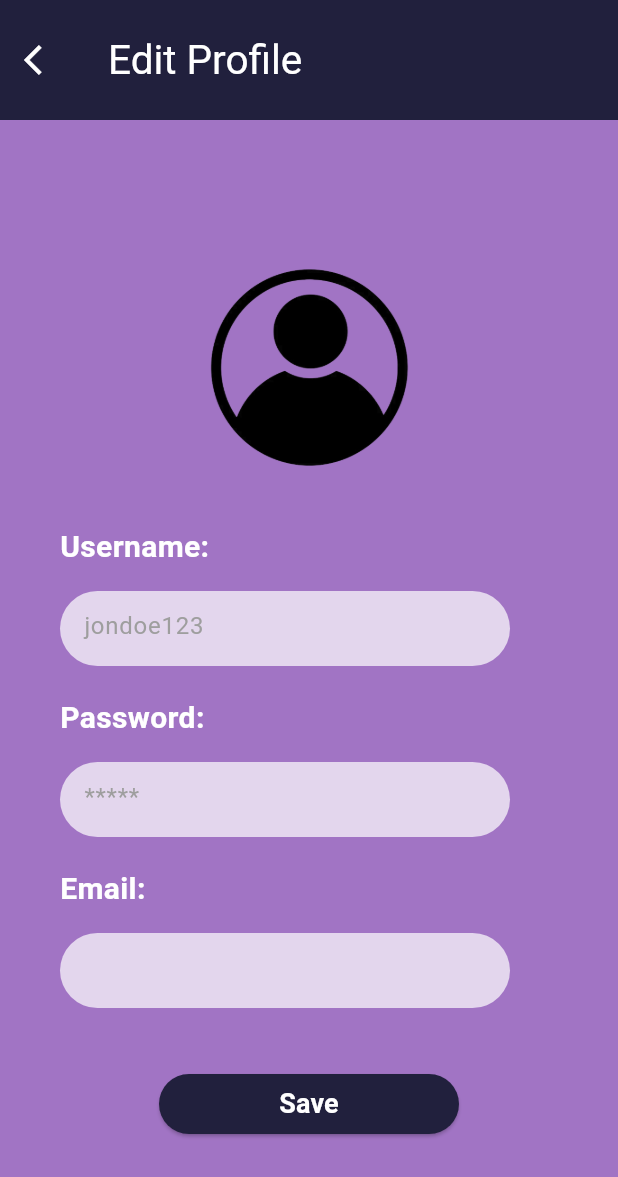
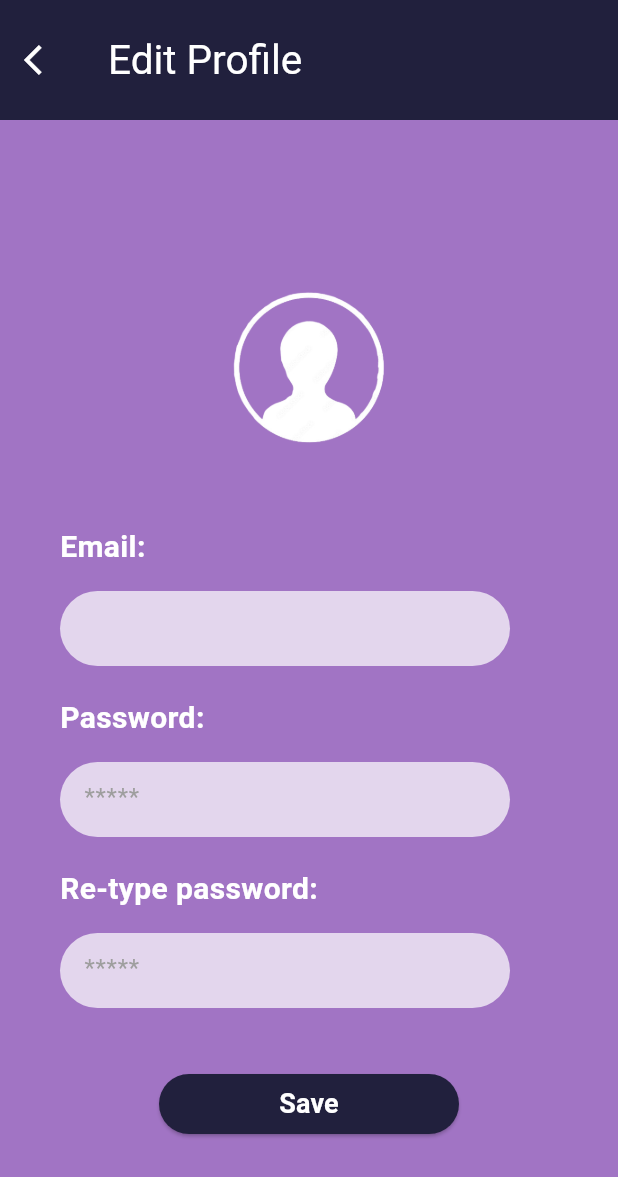
Before and after one commit to ceveline/ScribbleSpace, a Flutter app: the EditProfileScreen screen opened directly, on a phone screen of 412 x 824 dp. Shown: the top 1177 px of the screen. Run offline on Flutter 3.47's test engine with Material 3 defaults, Android fonts, the phone set to English and light mode, and no system bars; our stand-ins replace cloud_firestore, firebase_auth, firebase_core, firebase_storage, image_picker, multi_dropdown; accounts and stored records are empty.

Commit message:
Update
Summary:
- Changed the background of journal
- Changed the edit profile by removing the username fields, added a re-type password, and snackbars for confirmation or error

```diff
--- a/lib/create_journal.dart
+++ b/lib/create_journal.dart
@@ -23,7 +23,7 @@ String getDate() {
     return Scaffold(
         backgroundColor: ColorConstants.purple,
         appBar: AppBar(
-          title: Text('Create Journal',
+          title: Text('Create a Journal Entry',
             style: TextStyle(
               color: Colors.white,
               fontSize: 27,
--- a/lib/edit_profile.dart
+++ b/lib/edit_profile.dart
@@ -15,14 +15,13 @@ class _EditProfileScreenState extends State<EditProfileScreen> {
   late String password;
   final _auth = FirebaseAuth.instance;
   String _newEmail = '';
-  TextEditingController _usernameController = TextEditingController();
   TextEditingController _passwordController = TextEditingController();
+  TextEditingController _repasswordController = TextEditingController();
   TextEditingController _emailController = TextEditingController();
 
   @override
   void initState() {
     super.initState();
-    // Initialize user and email in initState()
     user = FirebaseAuth.instance.currentUser!;
     email = user.email ?? "";
   }
@@ -62,7 +61,7 @@ class _EditProfileScreenState extends State<EditProfileScreen> {
               height: 250,
               width: 250,
               child: Image.asset(
-                'assets/profile_picture.png',
+                'assets/white_icon.png',
               ),
             ),
           ),
@@ -74,11 +73,11 @@ class _EditProfileScreenState extends State<EditProfileScreen> {
                 SizedBox(
                   height: 250,
                 ),
-                //username
+                // Email
                 Container(
                   padding: EdgeInsets.fromLTRB(20, 10, 20, 5),
                   child: Text(
-                    "Username:",
+                    "Email:",
                     style: TextStyle(
                         fontSize: 20,
                         color: Colors.white,
@@ -90,19 +89,18 @@ class _EditProfileScreenState extends State<EditProfileScreen> {
                   width: 340,
                   height: 70,
                   child: TextField(
-                    controller: _usernameController,
+                    controller: _emailController,
                     decoration: InputDecoration(
                       enabledBorder: OutlineInputBorder(
                           borderRadius: BorderRadius.circular(25.0),
                           borderSide: BorderSide(color: Colors.transparent)),
                       filled: true,
                       hintStyle: TextStyle(color: Colors.grey),
-                      hintText: "jondoe123",
+                      hintText: "${email}",
                       fillColor: Colors.white70,
                     ),
                   ),
                 ),
-
                 // Password
                 Container(
                   padding: EdgeInsets.fromLTRB(20, 10, 20, 5),
@@ -132,11 +130,10 @@ class _EditProfileScreenState extends State<EditProfileScreen> {
                     ),
                   ),
                 ),
-                // Email
                 Container(
                   padding: EdgeInsets.fromLTRB(20, 10, 20, 5),
                   child: Text(
-                    "Email:",
+                    "Re-type password:",
                     style: TextStyle(
                         fontSize: 20,
                         color: Colors.white,
@@ -148,14 +145,15 @@ class _EditProfileScreenState extends State<EditProfileScreen> {
                   width: 340,
                   height: 70,
                   child: TextField(
-                    controller: _emailController,
+                    obscureText: true,
+                    controller: _repasswordController,
                     decoration: InputDecoration(
                       enabledBorder: OutlineInputBorder(
                           borderRadius: BorderRadius.circular(25.0),
                           borderSide: BorderSide(color: Colors.transparent)),
                       filled: true,
                       hintStyle: TextStyle(color: Colors.grey),
-                      hintText: "${email}",
+                      hintText: "*****",
                       fillColor: Colors.white70,
                     ),
                   ),
@@ -166,6 +164,7 @@ class _EditProfileScreenState extends State<EditProfileScreen> {
                   padding: EdgeInsets.fromLTRB(0, 30, 0, 0),
                   child: ElevatedButton(
                     onPressed: () async {
+                      String message = "";
                       // Update email if changed
                       if (_newEmail.isNotEmpty &&
                           _newEmail != _auth.currentUser!.email) {
@@ -173,9 +172,11 @@ class _EditProfileScreenState extends State<EditProfileScreen> {
                           // Initiate email update process
                           await _auth.currentUser!
                               .verifyBeforeUpdateEmail(_newEmail);
+                          message += "Email update initiated. Check your email for verification link. ";
                           print(
                               "Email update initiated. Check your email for verification link.");
                         } catch (error) {
+                          message += "Failed to initiate email update. ";
                           print("Failed to initiate email update: $error");
                           // Handle error (e.g., display error message to the user)
                         }
@@ -183,17 +184,26 @@ class _EditProfileScreenState extends State<EditProfileScreen> {
 
                       // Update password if provided
                       if (_passwordController.text.isNotEmpty) {
+                        if (_repasswordController.text ==
+                            _passwordController.text) {
                           try {
                             // Update password
                             await _auth.currentUser!
                                 .updatePassword(_passwordController.text);
+                            message += "Password updated successfully";
+                            Navigator.pop(context);
                             print("Password updated successfully");
                           } catch (error) {
+                            message += "Failed to update password";
                             print("Failed to update password: $error");
-
+                          }
+                        } else {
+                          message += "Passwords do not match";
+                          print("Passwords do not match");
                         }
                       }
-                      Navigator.pop(context);
+                      var snackBar = SnackBar(content: Text(message));
+                      ScaffoldMessenger.of(context).showSnackBar(snackBar);
                     },
                     child: Text(
                       'Save',
```
Also changed, not shown: lib/journal_page.dart (+35 -36 lines), lib/profile_page.dart (+17 -3 lines), lib/view_profile.dart (+0 -29 lines), assets/journal_back.png (added), assets/profile_background.png (deleted), 1 other file. Lines whose indentation alone changed are shown as unchanged.
